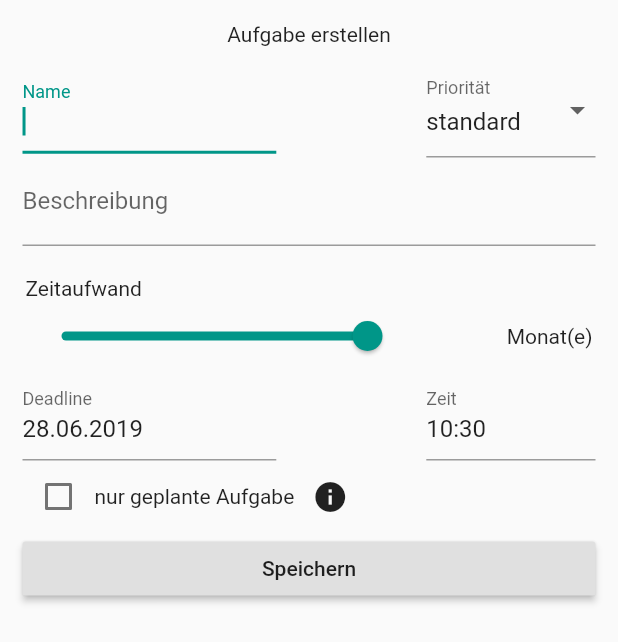
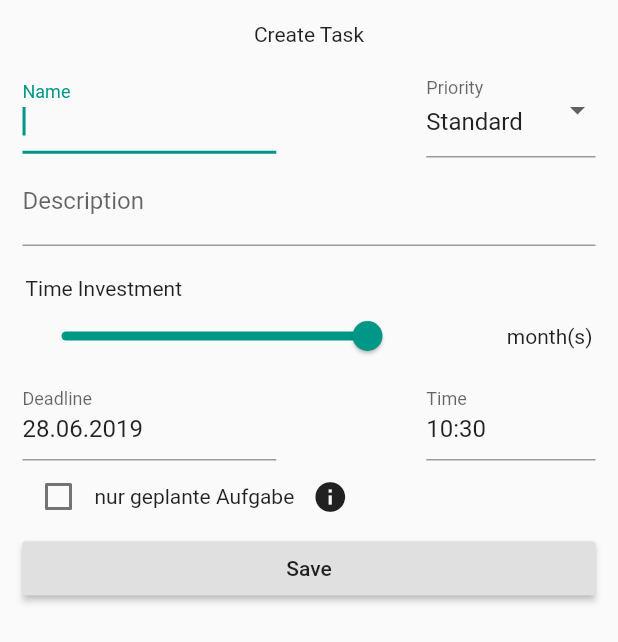
Before and after one commit to tbfuerst/taskminder, a Flutter app: the screen it shows after launch, after a tap on the "add" icon, on a phone screen of 412 x 824 dp. Shown: the top 642 px of the screen. Run offline on Flutter 3.47's test engine with Material 2 defaults, Android fonts, the phone set to English and light mode, and no system bars; our stand-ins replace sqflite; accounts and stored records are empty.

Commit message:
localization almost finished

```diff
--- a/lib/dictionary.dart
+++ b/lib/dictionary.dart
@@ -7,10 +7,12 @@ class Dictionary {
     'some': {'de': 'einige', 'en': 'some'},
     'many': {'de': 'viele', 'en': 'many'},
     'done': {'de': 'Erledigt', 'en': 'Done'},
+    'save': {'de': 'Speichern', 'en': 'Save'},
     'reassign': {'de': 'Reaktivieren', 'en': 'Reassign'},
     'tasks': {'de': 'Aufgaben', 'en': 'Tasks'},
     'task': {'de': 'Aufgabe', 'en': 'Task'},
     'edit': {'de': 'Bearbeiten', 'en': 'Edit'},
+    'language': {'de': 'Sprache', 'en': 'Language'},
     'deadline': {'de': 'Termin', 'en': 'Deadline'},
     'deadlines': {'de': 'Termine', 'en': 'Deadlines'},
     'calendar': {'de': 'Kalender', 'en': 'Calendar'},
@@ -19,15 +21,33 @@ class Dictionary {
     'day': {'de': 'Tag', 'en': 'day'},
     'days': {'de': 'Tage', 'en': 'days'},
     'and': {'de': 'und', 'en': 'and'},
+    'time': {'de': 'Zeit', 'en': 'Time'},
+    'timeInvestment': {'de': 'Zeitaufwand', 'en': 'Time Investment'},
     'minutes': {'de': 'Minuten', 'en': 'minutes'},
     'hour': {'de': 'Stunde', 'en': 'hour'},
     'hours': {'de': 'Stunden', 'en': 'hours'},
     'weeks': {'de': 'Wochen', 'en': 'weeks'},
     'month-s': {'de': 'Monat(e)', 'en': 'month(s)'},
     'remaining': {'de': 'übrig', 'en': 'remaining'},
+    'name': {'de': 'Name', 'en': 'Name'},
+    'description': {'de': 'Beschreibung', 'en': 'Description'},
+    'priority': {'de': 'Priorität', 'en': 'Priority'},
+    'low': {'de': 'Niedrig', 'en': 'low'},
+    'standard': {'de': 'Standard', 'en': 'Standard'},
+    'high': {'de': 'Hoch', 'en': 'high'},
+    'very': {'de': 'sehr', 'en': 'very'},
   };
 
   Map _phrases = const {
+    'nameFormFieldEmptyError': {
+      'de': 'Bitte Namen eingeben',
+      'en': 'Please enter name.'
+    },
+    'descrFormFieldEmptyError': {
+      'de': 'Bitte Beschreibung kürzen',
+      'en': 'Please shorten decription'
+    },
+    'createTask': {'de': 'Aufgabe erstellen', 'en': 'Create Task'},
     'completedTasks': {'de': 'Erledigte Aufgaben', 'en': 'Completed Tasks'},
     'discardTaskTitle': {'de': 'Aufgabe verwerfen', 'en': 'Discard Task'},
     'discardTaskPrompt': {
--- a/lib/globalSettings.dart
+++ b/lib/globalSettings.dart
@@ -1,3 +1,7 @@
 class Settings {
-  String language = "de";
+  String language = "en";
+
+  changeLanguage(String languageCode) {
+    language = languageCode;
+  }
 }
--- a/lib/pages/maintabs.dart
+++ b/lib/pages/maintabs.dart
@@ -33,7 +33,16 @@ class MainTabs extends StatelessWidget {
               model.getAllTasksLocal(showIncompleted: true);
             }),
             trailing: Icon(Icons.assignment_turned_in),
-            title: Text("Completed Tasks"),
+            title: Text(Dictionary()
+                .displayPhrase('completedTasks', Settings().language)),
+          ),
+          ListTile(
+            onTap: Settings().language == "en"
+                ? Settings().changeLanguage('de')
+                : Settings().changeLanguage('en'),
+            trailing: Text(Settings().language),
+            title:
+                Text(Dictionary().displayWord('language', Settings().language)),
           ),
         ],
       ),
--- a/lib/pages/task-edit.dart
+++ b/lib/pages/task-edit.dart
@@ -139,17 +139,20 @@ class _TaskEditState extends State<TaskEdit> {
       },
       validator: (String value) {
         if (value.length == 0) {
-          return "Die Aufgabe braucht einen Namen";
+          return Dictionary()
+              .displayPhrase('nameFormFieldEmptyError', Settings().language);
         }
       },
       autofocus: true,
-      decoration: InputDecoration(labelText: "Name"),
+      decoration: InputDecoration(
+          labelText: Dictionary().displayWord('name', Settings().language)),
     );
   }
 
   Widget _buildPrioDropdown() {
     return DropdownButtonFormField(
-      decoration: InputDecoration(labelText: "Priorität"),
+      decoration: InputDecoration(
+          labelText: Dictionary().displayWord('priority', Settings().language)),
       value: _prioValue,
       onChanged: (newValue) {
         setState(() {
@@ -158,23 +161,28 @@ class _TaskEditState extends State<TaskEdit> {
       },
       items: [
         DropdownMenuItem(
-          child: Text("very low"),
+          child: Text(Dictionary().displayWord('very', Settings().language) +
+              " " +
+              Dictionary().displayWord('low', Settings().language)),
           value: 1,
         ),
         DropdownMenuItem(
-          child: Text("low"),
+          child: Text(Dictionary().displayWord('low', Settings().language)),
           value: 2,
         ),
         DropdownMenuItem(
-          child: Text("standard"),
+          child:
+              Text(Dictionary().displayWord('standard', Settings().language)),
           value: 3,
         ),
         DropdownMenuItem(
-          child: Text("high"),
+          child: Text(Dictionary().displayWord('high', Settings().language)),
           value: 4,
         ),
         DropdownMenuItem(
-          child: Text("very high"),
+          child: Text(Dictionary().displayWord('very', Settings().language) +
+              " " +
+              Dictionary().displayWord('high', Settings().language)),
           value: 5,
         ),
       ],
@@ -187,10 +195,13 @@ class _TaskEditState extends State<TaskEdit> {
       onSaved: (String value) {
         _description = value;
       },
-      decoration: InputDecoration(labelText: "Beschreibung"),
+      decoration: InputDecoration(
+          labelText:
+              Dictionary().displayWord('description', Settings().language)),
       validator: (String value) {
         if (value.length > 128) {
-          return "Drücke dich treffender aus! Maximal 128 Zeichen.";
+          return Dictionary()
+              .displayPhrase('descrFormFieldEmptyError', Settings().language);
         }
       },
     );
@@ -255,7 +266,8 @@ class _TaskEditState extends State<TaskEdit> {
           //initialValue: _displayedDate,
 
           decoration: InputDecoration(
-            labelText: "Deadline",
+            labelText:
+                Dictionary().displayWord('deadline', Settings().language),
           ),
         ),
       ),
@@ -273,7 +285,7 @@ class _TaskEditState extends State<TaskEdit> {
           //initialValue: _displayedDate,
 
           decoration: InputDecoration(
-            labelText: "Zeit",
+            labelText: Dictionary().displayWord('time', Settings().language),
           ),
         ),
       ),
@@ -306,7 +318,7 @@ class _TaskEditState extends State<TaskEdit> {
             Container(
               alignment: Alignment.centerLeft,
               child: Text(
-                "Zeitaufwand",
+                Dictionary().displayWord('timeInvestment', Settings().language),
                 style: TextStyle(fontSize: 14.0),
               ),
             ),
@@ -375,7 +387,7 @@ class _TaskEditState extends State<TaskEdit> {
       child: RaisedButton(
         child: model.areTasksLoading
             ? Center(child: CircularProgressIndicator())
-            : Text("Speichern"),
+            : Text(Dictionary().displayWord('save', Settings().language)),
         onPressed: () async {
           if (_formKey.currentState.validate() == false) {
             return;
@@ -417,7 +429,8 @@ class _TaskEditState extends State<TaskEdit> {
             children: <Widget>[
               Container(
                 alignment: Alignment.topCenter,
-                child: Text("Aufgabe erstellen"),
+                child: Text(Dictionary()
+                    .displayPhrase('createTask', Settings().language)),
                 margin: EdgeInsets.all(10.0),
               ),
               _buildFirstRow(),
```
